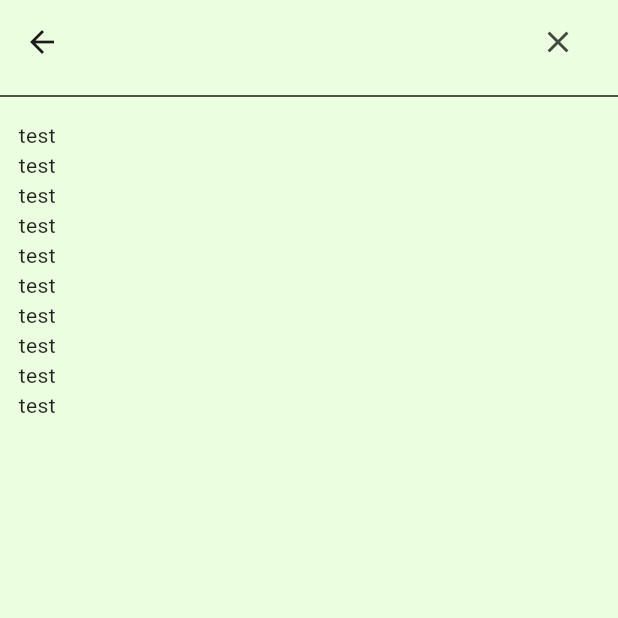
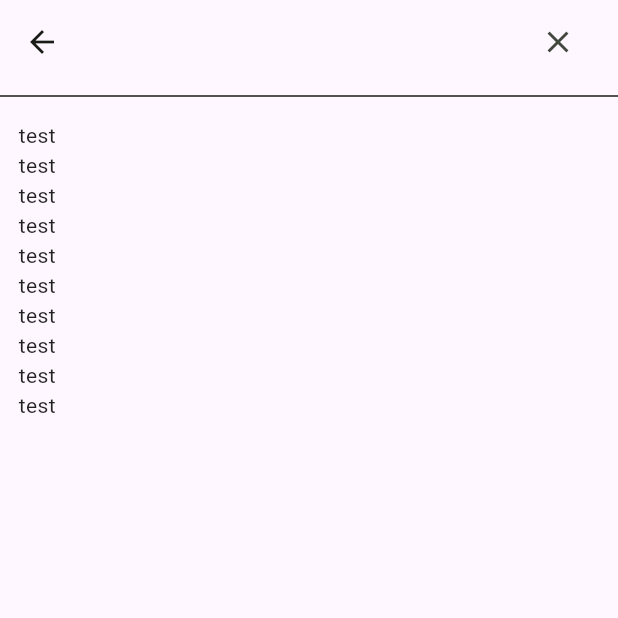
Before and after one commit to mhakkaynak/orienteering, a Flutter app: the HomeSubpage screen opened directly, after a tap on "Ara", on a phone screen of 412 x 824 dp, the top half of it. Run offline on Flutter 3.47's test engine with Material 2 defaults, Android fonts, the phone set to English and light mode, and no system bars; our stand-ins replace cloud_firestore, firebase_auth, firebase_core, flutter_svg, google_nav_bar, google_sign_in and 1 more; accounts and stored records are empty.

Commit message:
some problems were fixed and qr transactions started

```diff
--- a/lib/core/constants/navigation/navigation_constant.dart
+++ b/lib/core/constants/navigation/navigation_constant.dart
@@ -5,6 +5,6 @@ mixin NavigationConstant {
   static const home = '/';
   static const login = '/login';
   static const register = '/register';
-  static const search = '/search';
+  static const eventList = '/eventList';
   static const userEdit = '/userEdit';
 }
--- a/lib/core/init/navigation/navigation_route_manager.dart
+++ b/lib/core/init/navigation/navigation_route_manager.dart
@@ -2,7 +2,7 @@ import 'package:flutter/material.dart';
 import 'package:orienteering/pages/auth/auth_page.dart';
 import 'package:orienteering/pages/error/error_page.dart';
 import 'package:orienteering/pages/home/home_page.dart';
-import 'package:orienteering/pages/home/subpages/search_subpage.dart';
+import 'package:orienteering/pages/home/subpages/event_list_subpage.dart';
 import 'package:orienteering/pages/user/user_edit_page.dart';
 
 import '../../../pages/auth/login_page.dart';
@@ -33,8 +33,8 @@ class NavigationRouteManager {
         return _navigationToDefault(const HomePage(), args);
       case NavigationConstant.userEdit:
         return _navigationToDefault(const UserEditPage(), args);
-        case NavigationConstant.search:
-        return _navigationToDefault(const SearchSubPage(), args);
+      case NavigationConstant.eventList:
+        return _navigationToDefault(const EventListSubpage(), args);
       default:
         return _navigationToDefault(const ErrorPage(), args);
     }
--- a/lib/pages/home/subpages/search_subpage.dart
+++ b/lib/pages/home/subpages/event_list_subpage.dart
@@ -1,22 +1,21 @@
 import 'package:flutter/material.dart';
 import 'package:orienteering/core/extensions/context_extension.dart';
 import 'package:orienteering/widgets/text_form_field/search_text_form_field.dart';
+
 // TODO: etkinlik datası için fonksiyon yazıldığında burası tamamlanacak.
-class SearchSubPage extends StatefulWidget {
-  const SearchSubPage({super.key});
+class EventListSubpage extends StatefulWidget {
+  const EventListSubpage({super.key});
 
   @override
-  State<SearchSubPage> createState() => _SearchSubPageState();
+  State<EventListSubpage> createState() => _EventListSubpageState();
 }
 
-class _SearchSubPageState extends State<SearchSubPage> {
-  static const Color _backgroundColor = Color(0XFFECFEE0);
-
+class _EventListSubpageState extends State<EventListSubpage> {
   final TextEditingController _searchTextController = TextEditingController();
 
   AppBar _buildAppBar() {
     return AppBar(
-      backgroundColor: _backgroundColor,
+      backgroundColor: Colors.transparent,
       title: SearchTextFormField(
           controller: _searchTextController,
           cancelPressed: () {
@@ -30,7 +29,6 @@ class _SearchSubPageState extends State<SearchSubPage> {
   @override
   Widget build(BuildContext context) {
     return Scaffold(
-      backgroundColor: _backgroundColor,
       appBar: _buildAppBar(),
       body: Column(
         children: [
--- a/lib/pages/home/subpages/home_subpage.dart
+++ b/lib/pages/home/subpages/home_subpage.dart
@@ -39,7 +39,6 @@ class _HomeSubpageState extends State<HomeSubpage> {
         child: Column(
           children: [
             _buildCityRow(context),
-
           ],
         ),
       ),
@@ -55,7 +54,10 @@ class _HomeSubpageState extends State<HomeSubpage> {
           style: context.textTheme.titleLarge?.copyWith(fontSize: 20),
         ),
         GestureDetector(
-          onTap: _goToSearchPage,
+          onTap: () {
+            NavigationManager.instance
+                .navigationToPage(NavigationConstant.userEdit);
+          },
           child: Row(
             children: [
               Text(
@@ -75,12 +77,15 @@ class _HomeSubpageState extends State<HomeSubpage> {
 
   PreferredSize _buildAppBar(BuildContext context) {
     return PreferredSize(
-      preferredSize: Size.fromHeight(context.customHeightValue(0.08)),
+      preferredSize: Size.fromHeight(context.customHeightValue(0.09)),
       child: Padding(
         padding: EdgeInsets.only(top: context.customHeightValue(0.06)),
         child: CustomSearchBar(
           context: context,
-          onPressed: _goToSearchPage,
+          onPressed: () {
+            NavigationManager.instance
+                .navigationToPage(NavigationConstant.eventList);
+          },
           rightWidget: const CircleAvatar(
             backgroundColor: Colors.amber,
           ),
@@ -88,9 +93,4 @@ class _HomeSubpageState extends State<HomeSubpage> {
       ),
     );
   }
-
-  void _goToSearchPage() {
-NavigationManager.instance
-                .navigationToPage(NavigationConstant.search);
-  }
 }
--- /dev/null
+++ b/lib/service/game/indoor/indoor_create_game.dart
@@ -0,0 +1,3 @@
+class IndoorCreateGame {
+
+}
--- a/pubspec.yaml
+++ b/pubspec.yaml
@@ -38,6 +38,7 @@ dependencies:
   google_nav_bar: ^5.0.6
   google_sign_in: ^6.1.0
   mobx: ^2.1.4
+  qr_flutter: ^4.1.0
 
 dev_dependencies:
   build_runner: ^2.3.3
```
Also changed, not shown: lib/model/game/base_game_model.dart (added, +21 -0 lines), lib/model/game/indoor_game_model.dart (added, +20 -0 lines), lib/pages/game/indoor/create_game/qr_create_page.dart (added, +85 -0 lines), lib/pages/game/indoor/create_game/qr_list_page.dart (added, +16 -0 lines), lib/pages/home/home_page.dart (+16 -17 lines), pubspec.lock.
